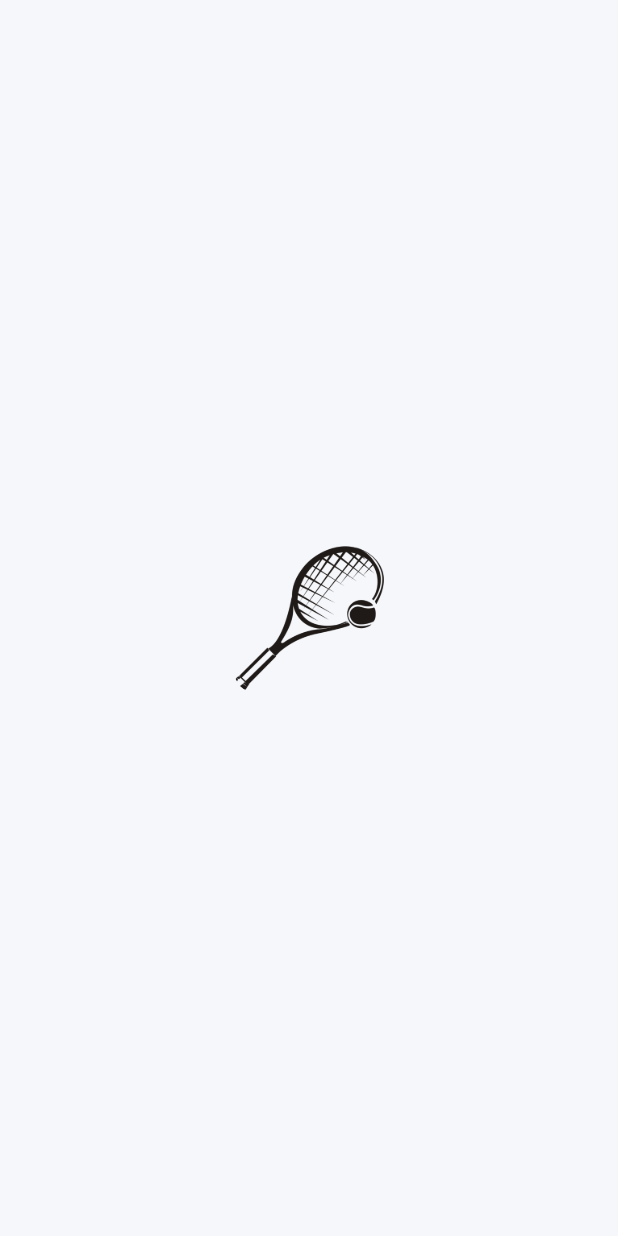
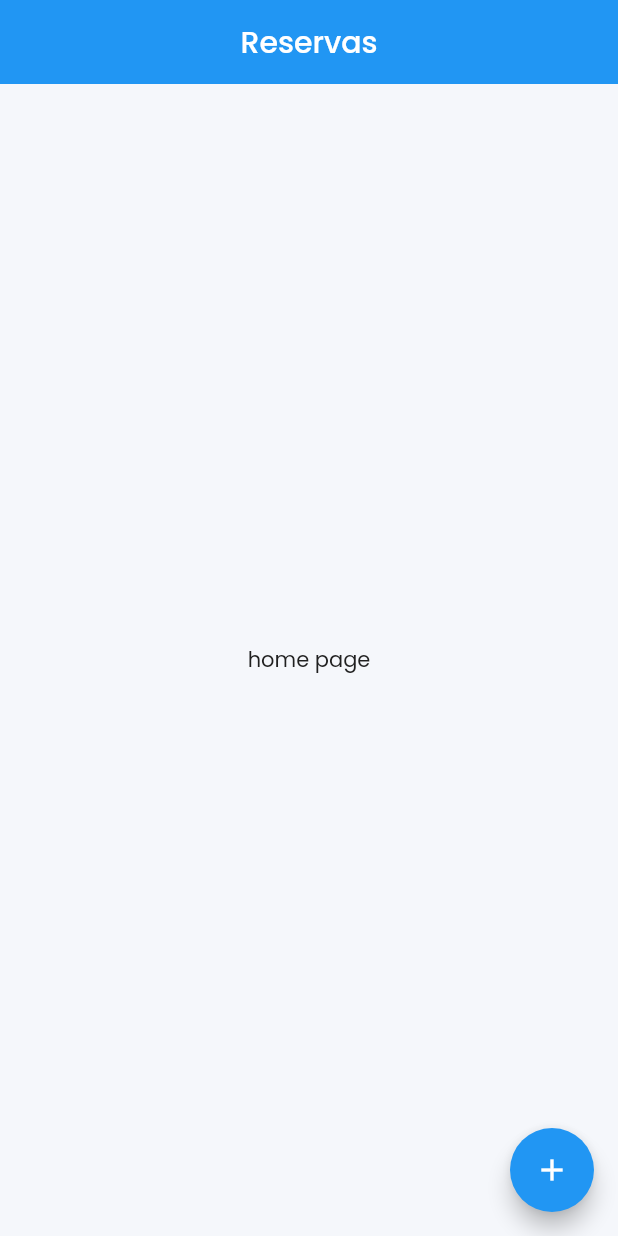
Before and after one commit to alejogrande/agendamientos, a Flutter app: the screen it shows after launch, on a phone screen of 412 x 824 dp. Run offline on Flutter 3.47's test engine with Material 2 defaults, Android fonts, the phone set to English and light mode, and no system bars; our stand-ins replace google_fonts, sqflite; accounts and stored records are empty.

Commit message:
creacion de base de datos sqlLite

```diff
--- a/lib/data/constans.dart
+++ b/lib/data/constans.dart
@@ -1,5 +1,7 @@
 class Routes {
   static const String splash = 'splash';
+  static const String home = 'home';
+  static const String reservation = 'reservation';
 }
 
 class Assets {
--- a/lib/data/routes/routes.dart
+++ b/lib/data/routes/routes.dart
@@ -1,7 +1,11 @@
 import 'package:agendamientos/data/constans.dart';
-import 'package:agendamientos/features/splash/splash_page.dart';
+import 'package:agendamientos/features/home/home_screen.dart';
+import 'package:agendamientos/features/reservation/reservation_screen.dart';
+import 'package:agendamientos/features/splash/splash_screen.dart';
 import 'package:flutter/material.dart';
 
 final Map<String, Widget Function(BuildContext)> appRoutes = {
   Routes.splash: (_) => const SplashScreen(),
+  Routes.home: (_) => const HomeScreen(),
+  Routes.reservation: (_) => const ReservationScreen(),
 };
--- /dev/null
+++ b/lib/features/home/home_screen.dart
@@ -0,0 +1,38 @@
+import 'package:flutter/material.dart';
+import 'package:agendamientos/data/constans.dart';
+
+class HomeScreen extends StatefulWidget {
+  const HomeScreen({Key? key}) : super(key: key);
+
+  @override
+  // ignore: library_private_types_in_public_api
+  _HomeScreenState createState() => _HomeScreenState();
+}
+
+class _HomeScreenState extends State<HomeScreen> {
+  late TextEditingController _name;
+  late TextEditingController _fecha;
+  late TextEditingController _hora;
+  late TextEditingController _cancha;
+  @override
+  void initState() {
+    super.initState();
+    _name = TextEditingController(text: '');
+    _fecha = TextEditingController(text: '');
+    _hora = TextEditingController(text: '');
+    _cancha = TextEditingController(text: '');
+  }
+
+  @override
+  Widget build(BuildContext context) {
+    return Scaffold(
+      appBar: AppBar(
+        title: Text("Reservas"),
+      ),
+      floatingActionButton: FloatingActionButton(
+          onPressed: () => Navigator.pushNamed(context, Routes.reservation),
+          child: const Icon(Icons.add)),
+      body: const Center(child: Text("home page")),
+    );
+  }
+}
--- a/lib/features/splash/splash_page.dart
+++ b/lib/features/splash/splash_screen.dart
@@ -13,13 +13,8 @@ class _SplashScreenState extends State<SplashScreen> {
   @override
   void initState() {
     super.initState();
-    Future.delayed(
-      const Duration(seconds: Const.splashDuration),
-      () => {
-        // ignore: todo
-        //TODO: Navegacion inicial
-      },
-    );
+    Future.delayed(const Duration(seconds: Const.splashDuration),
+        () => Navigator.pushReplacementNamed(context, Routes.home));
   }
 
   @override
@@ -27,7 +22,7 @@ class _SplashScreenState extends State<SplashScreen> {
     return Scaffold(
       body: Center(
         child: ClipRRect(
-          borderRadius: BorderRadius.circular(15),
+          borderRadius: BorderRadius.circular(Const.radius),
           child: Image.asset(
             Assets.logo,
             width: 100,
--- a/lib/main.dart
+++ b/lib/main.dart
@@ -1,11 +1,12 @@
 import 'package:agendamientos/data/constans.dart';
+import 'package:agendamientos/data/datasources/local_data_sources.dart';
 import 'package:agendamientos/data/routes/routes.dart';
 import 'package:agendamientos/shared_library/themes.dart';
 import 'package:flutter/material.dart';
 
 void main() {
-  // WidgetsFlutterBinding.ensureInitialized();
-  runApp( const MyApp());
+  WidgetsFlutterBinding.ensureInitialized();
+  runApp(const MyApp());
 }
 
 class MyApp extends StatelessWidget {
@@ -13,8 +14,9 @@ class MyApp extends StatelessWidget {
 
   @override
   Widget build(BuildContext context) {
+    create();
     return MaterialApp(
-      // title: 'Agendamientos',
+      title: 'Agendamientos',
       debugShowCheckedModeBanner: false,
       theme: theme(context),
       routes: appRoutes,
--- a/pubspec.yaml
+++ b/pubspec.yaml
@@ -10,6 +10,8 @@ dependencies:
     sdk: flutter
   cupertino_icons: ^1.0.2
   google_fonts: ^2.2.0
+  sqflite: ^2.2.3
+  path:
 
 dev_dependencies:
   flutter_test:
```
Also changed, not shown: lib/data/datasources/local_data_sources.dart (added, +141 -0 lines), lib/data/models/booking_model.dart (added, +35 -0 lines), lib/data/models/court_model.dart (added, +50 -0 lines), lib/data/models/hour_model.dart (added, +29 -0 lines), lib/features/reservation/reservation_screen.dart (added, +35 -0 lines), lib/data/models/reservation_model.dart (deleted), lib/features/home/home_page.dart (deleted), pubspec.lock, 1 other file.
